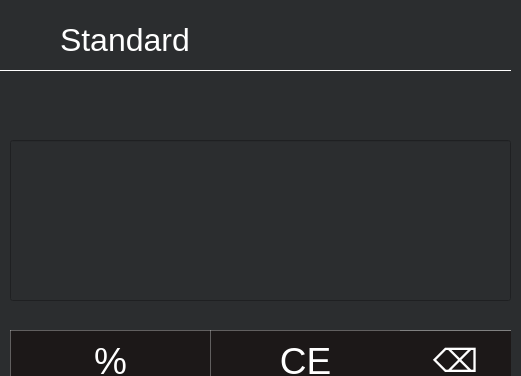
Qt form standard.ui (Calinix-Team/calculator) before a commit; both pictures show x 0 to 521 and y 0 to 376 of the 521 by 792 pixel window.
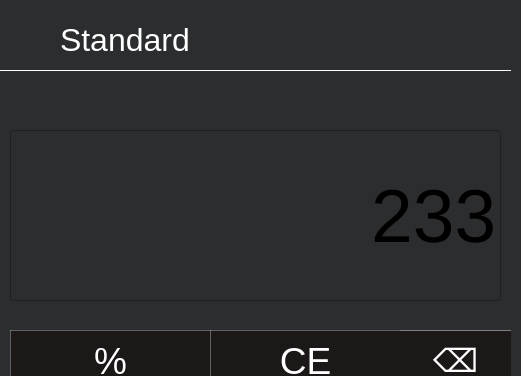
The same form after that commit. Icons and pictures are not drawn. Custom widgets are drawn as their Qt base class.

Commit message: replaced kline with qline

Diff of the .ui file:
```diff
--- a/standard.ui
+++ b/standard.ui
@@ -763,41 +763,31 @@
     <string>.</string>
    </property>
   </widget>
-  <widget class="KLineEdit" name="OutputArea">
+  <widget class="QLineEdit" name="inputArea">
    <property name="geometry">
     <rect>
      <x>10</x>
-     <y>140</y>
-     <width>501</width>
-     <height>161</height>
+     <y>130</y>
+     <width>491</width>
+     <height>171</height>
     </rect>
    </property>
    <property name="font">
     <font>
      <family>Segoe UI</family>
-     <pointsize>57</pointsize>
+     <pointsize>56</pointsize>
      <weight>50</weight>
      <bold>false</bold>
     </font>
    </property>
-   <property name="styleSheet">
-    <string notr="true">color:white;</string>
-   </property>
    <property name="text">
-    <string/>
+    <string>233</string>
    </property>
    <property name="alignment">
     <set>Qt::AlignRight|Qt::AlignTrailing|Qt::AlignVCenter</set>
    </property>
   </widget>
  </widget>
- <customwidgets>
-  <customwidget>
-   <class>KLineEdit</class>
-   <extends>QLineEdit</extends>
-   <header>klineedit.h</header>
-  </customwidget>
- </customwidgets>
  <resources/>
  <connections/>
 </ui>
```
The commit also changes 1 other file.
